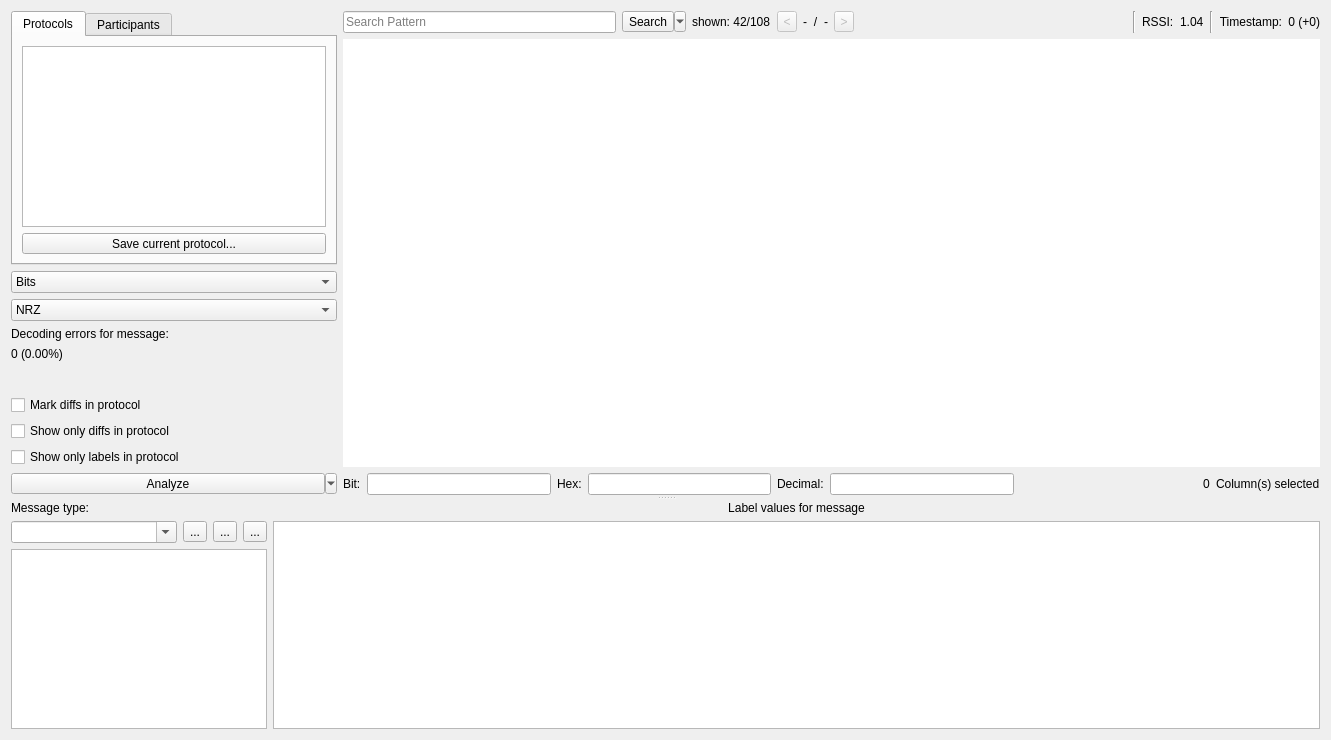
Qt form ui/analysis.ui (jopohl/urh) before a commit.
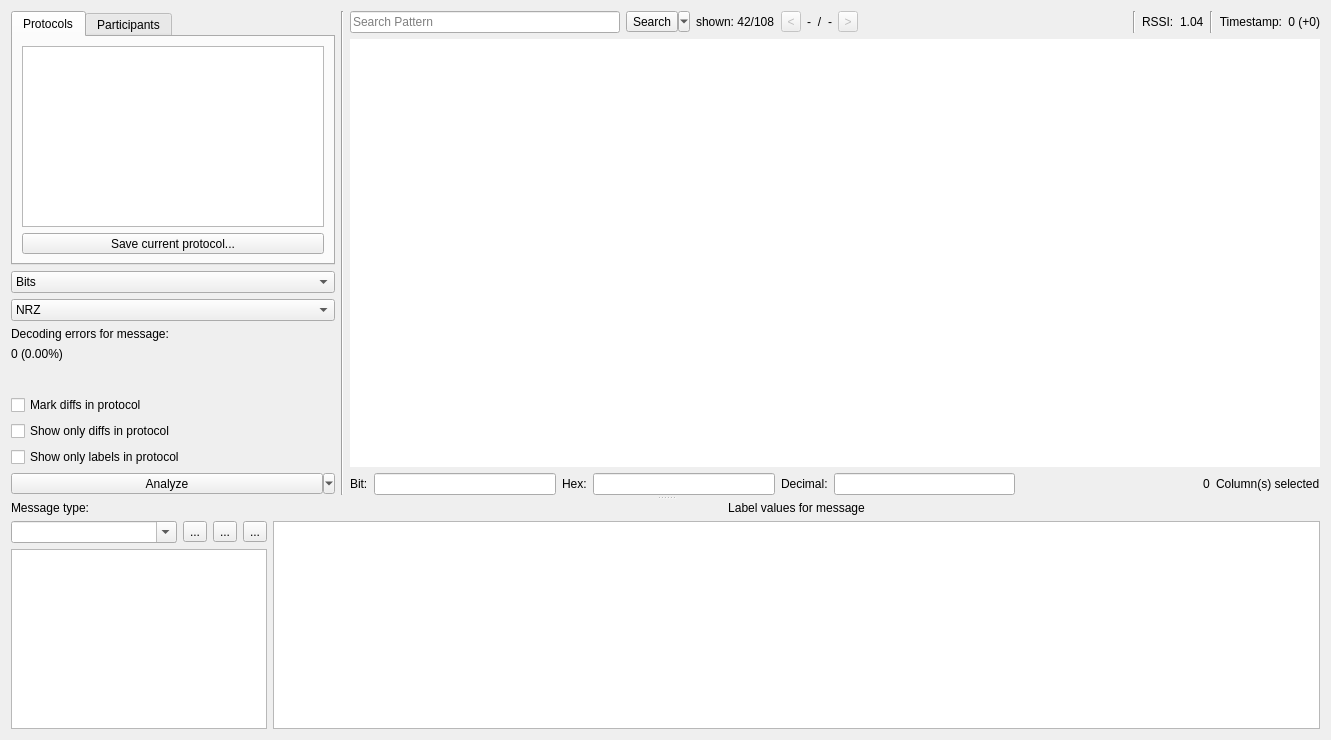
The same form after that commit. Icons and pictures are not drawn. Custom widgets are drawn as their Qt base class.

Commit message: add separation line to analysis

```diff
--- a/ui/analysis.ui
+++ b/ui/analysis.ui
@@ -116,7 +116,7 @@
          <widget class="QWidget" name="layoutWidget">
           <layout class="QVBoxLayout" name="verticalLayout_5">
            <item>
-            <layout class="QHBoxLayout" name="horizontalLayout" stretch="1,3">
+            <layout class="QHBoxLayout" name="horizontalLayout" stretch="1,0,3">
              <item>
               <layout class="QVBoxLayout" name="verticalLayout_2">
                <item>
@@ -436,6 +436,13 @@
                </item>
               </layout>
              </item>
+             <item>
+              <widget class="Line" name="line_3">
+               <property name="orientation">
+                <enum>Qt::Vertical</enum>
+               </property>
+              </widget>
+             </item>
              <item>
               <layout class="QVBoxLayout" name="verticalLayout">
                <item>
```
Left out of the diff: 2 changed lines with no effect on the pictures. The commit also changes 1 other file.
